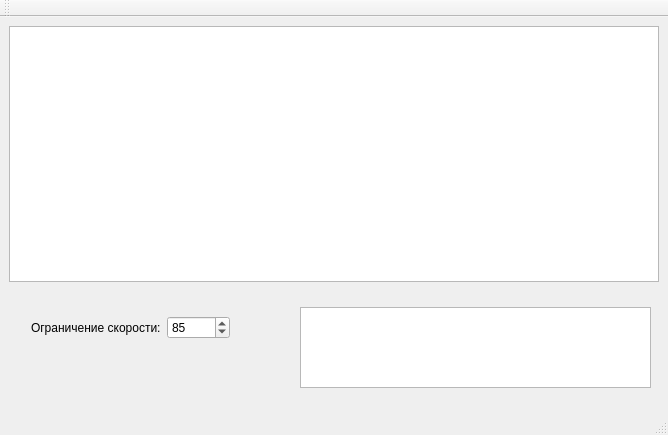
dive155/cars_test, file mainwindow.ui: the form before one commit.
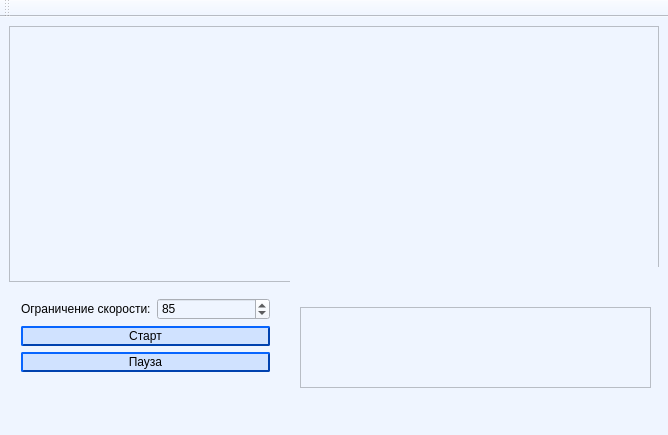
The form after the commit. Icons and pictures are not drawn.

What changed in the file:
```diff
--- a/mainwindow.ui
+++ b/mainwindow.ui
@@ -19,6 +19,36 @@
   <property name="windowTitle">
    <string>MainWindow</string>
   </property>
+  <property name="styleSheet">
+   <string notr="true">QWidget{
+background: rgb(239, 245, 255);
+font: 75 9pt &quot;Courier New&quot;;
+}
+
+ QPushButton {
+     background-color: rgb(208,226, 255);
+     border-style: outset;
+     border-width: 2px;
+     border-radius: 2px;
+     border-color: rgb(0, 66, 175);
+     min-width: 5em;
+     padding: 1px;
+ }
+ QPushButton:pressed {
+     background-color: rgb(172,203, 255);
+     border-style: inset;
+ }
+
+ QProgressBar {
+     border: 2px solid  rgb(0, 66, 175);
+     border-radius: 5px;
+ }
+
+ QProgressBar::chunk {
+     background-color: rgb(0, 66, 175);
+     width: 1px;
+ }</string>
+  </property>
   <widget class="QWidget" name="centralWidget">
    <widget class="QGraphicsView" name="graphicsView">
     <property name="geometry">
@@ -92,42 +122,76 @@
      <pixmap resource="pics.qrc">:/cars/log.png</pixmap>
     </property>
    </widget>
-   <widget class="QWidget" name="gridLayoutWidget">
+   <widget class="QWidget" name="verticalLayoutWidget">
     <property name="geometry">
      <rect>
-      <x>20</x>
+      <x>10</x>
       <y>270</y>
-      <width>221</width>
-      <height>81</height>
+      <width>271</width>
+      <height>111</height>
      </rect>
     </property>
-    <layout class="QGridLayout" name="gridLayout">
-     <item row="0" column="1">
-      <widget class="QSpinBox" name="spinBox">
-       <property name="minimum">
-        <number>70</number>
+    <layout class="QVBoxLayout" name="verticalLayout">
+     <item>
+      <layout class="QHBoxLayout" name="horizontalLayout">
+       <item>
+        <widget class="QLabel" name="label_2">
+         <property name="text">
+          <string>Ограничение скорости:</string>
+         </property>
+        </widget>
+       </item>
+       <item>
+        <widget class="QSpinBox" name="spinBox">
+         <property name="minimum">
+          <number>70</number>
+         </property>
+         <property name="maximum">
+          <number>100</number>
+         </property>
+         <property name="singleStep">
+          <number>5</number>
+         </property>
+         <property name="value">
+          <number>85</number>
+         </property>
+        </widget>
+       </item>
+      </layout>
+     </item>
+     <item>
+      <widget class="QPushButton" name="butStart">
+       <property name="text">
+        <string>Старт</string>
        </property>
-       <property name="maximum">
-        <number>100</number>
-       </property>
-       <property name="value">
-        <number>85</number>
-       </property>
       </widget>
      </item>
-     <item row="0" column="0">
-      <widget class="QLabel" name="label_2">
+     <item>
+      <widget class="QPushButton" name="butPause">
        <property name="text">
-        <string>Ограничение скорости:</string>
+        <string>Пауза</string>
        </property>
       </widget>
      </item>
+     <item>
+      <spacer name="verticalSpacer">
+       <property name="orientation">
+        <enum>Qt::Vertical</enum>
+       </property>
+       <property name="sizeHint" stdset="0">
+        <size>
+         <width>20</width>
+         <height>40</height>
+        </size>
+       </property>
+      </spacer>
+     </item>
     </layout>
    </widget>
    <zorder>graphicsView</zorder>
    <zorder>label</zorder>
    <zorder>textEdit</zorder>
-   <zorder>gridLayoutWidget</zorder>
+   <zorder>verticalLayoutWidget</zorder>
   </widget>
   <widget class="QMenuBar" name="menuBar">
    <property name="geometry">
```
